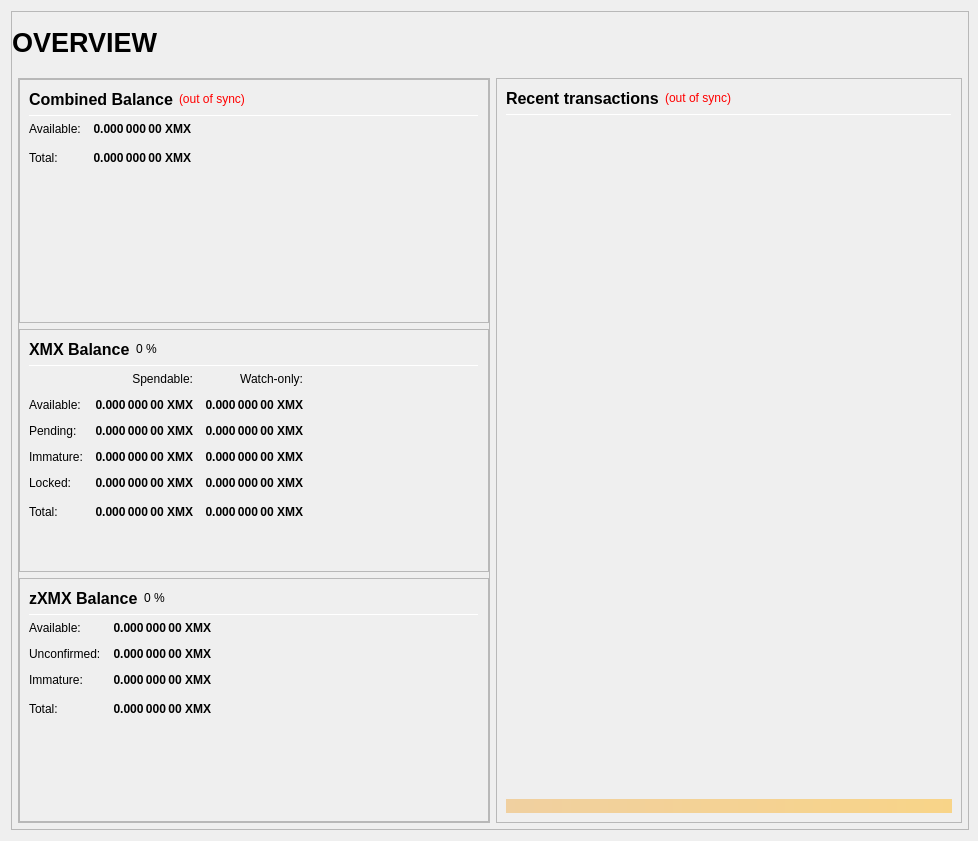
Qt form src/qt/forms/overviewpage.ui (xumacoin/xuma-core) before a commit.
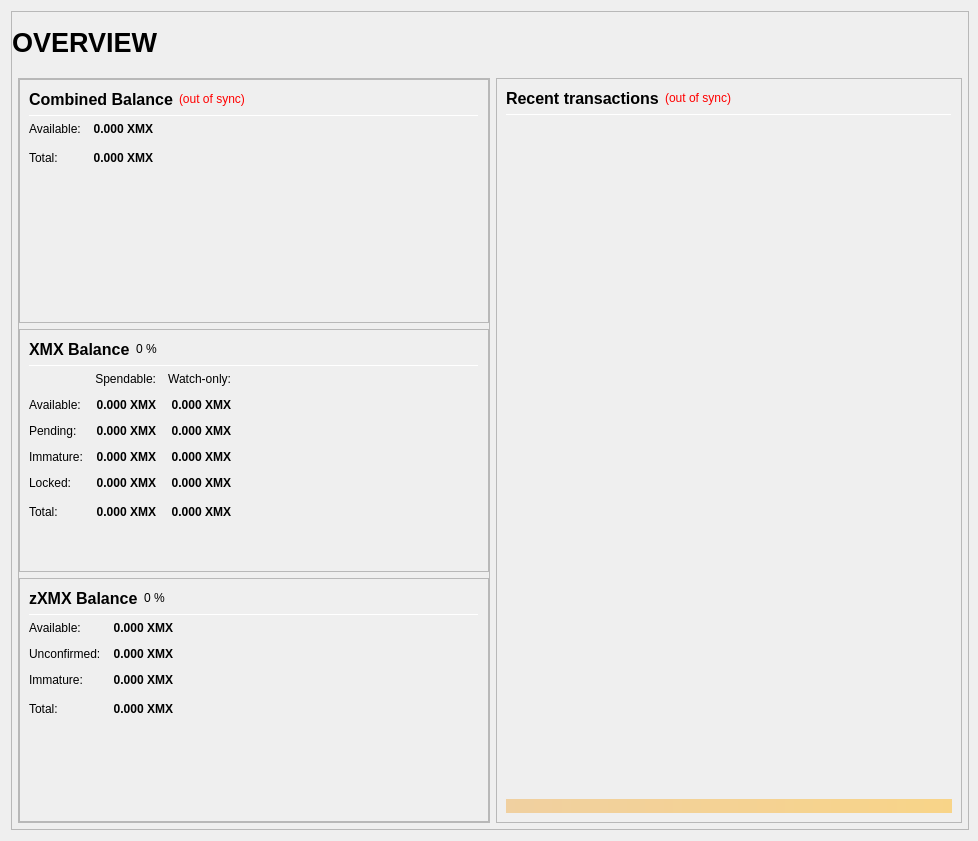
The same form after that commit.

```diff
--- a/src/qt/forms/overviewpage.ui
+++ b/src/qt/forms/overviewpage.ui
@@ -333,7 +333,7 @@
                           <string>Your current spendable balance</string>
                          </property>
                          <property name="text">
-                          <string notr="true">0.000 000 00 XMX</string>
+                          <string notr="true">0.000 XMX</string>
                          </property>
                          <property name="alignment">
                           <set>Qt::AlignRight|Qt::AlignTrailing|Qt::AlignVCenter</set>
@@ -365,7 +365,7 @@
                           <string>Total Balance, including all unavailable coins.</string>
                          </property>
                          <property name="text">
-                          <string notr="true">0.000 000 00 XMX</string>
+                          <string notr="true">0.000 XMX</string>
                          </property>
                          <property name="alignment">
                           <set>Qt::AlignRight|Qt::AlignTrailing|Qt::AlignVCenter</set>
@@ -525,7 +525,7 @@
                           <string>Your current spendable balance</string>
                          </property>
                          <property name="text">
-                          <string notr="true">0.000 000 00 XMX</string>
+                          <string notr="true">0.000 XMX</string>
                          </property>
                          <property name="alignment">
                           <set>Qt::AlignRight|Qt::AlignTrailing|Qt::AlignVCenter</set>
@@ -550,7 +550,7 @@
                           <string>Your current balance in watch-only addresses</string>
                          </property>
                          <property name="text">
-                          <string notr="true">0.000 000 00 XMX</string>
+                          <string notr="true">0.000 XMX</string>
                          </property>
                          <property name="alignment">
                           <set>Qt::AlignRight|Qt::AlignTrailing|Qt::AlignVCenter</set>
@@ -582,7 +582,7 @@
                           <string>Total of transactions that have yet to be confirmed, and do not yet count toward the spendable balance</string>
                          </property>
                          <property name="text">
-                          <string notr="true">0.000 000 00 XMX</string>
+                          <string notr="true">0.000 XMX</string>
                          </property>
                          <property name="alignment">
                           <set>Qt::AlignRight|Qt::AlignTrailing|Qt::AlignVCenter</set>
@@ -607,7 +607,7 @@
                           <string>Unconfirmed transactions to watch-only addresses</string>
                          </property>
                          <property name="text">
-                          <string notr="true">0.000 000 00 XMX</string>
+                          <string notr="true">0.000 XMX</string>
                          </property>
                          <property name="alignment">
                           <set>Qt::AlignRight|Qt::AlignTrailing|Qt::AlignVCenter</set>
@@ -639,7 +639,7 @@
                           <string>Staked or masternode rewards that has not yet matured</string>
                          </property>
                          <property name="text">
-                          <string notr="true">0.000 000 00 XMX</string>
+                          <string notr="true">0.000 XMX</string>
                          </property>
                          <property name="alignment">
                           <set>Qt::AlignRight|Qt::AlignTrailing|Qt::AlignVCenter</set>
@@ -664,7 +664,7 @@
                           <string>Staked or masternode rewards in watch-only addresses that has not yet matured</string>
                          </property>
                          <property name="text">
-                          <string notr="true">0.000 000 00 XMX</string>
+                          <string notr="true">0.000 XMX</string>
                          </property>
                          <property name="alignment">
                           <set>Qt::AlignRight|Qt::AlignTrailing|Qt::AlignVCenter</set>
@@ -699,7 +699,7 @@
                           <string>Locked XMX or Masternode collaterals. These are excluded from zXMX minting.</string>
                          </property>
                          <property name="text">
-                          <string notr="true">0.000 000 00 XMX</string>
+                          <string notr="true">0.000 XMX</string>
                          </property>
                          <property name="alignment">
                           <set>Qt::AlignRight|Qt::AlignTrailing|Qt::AlignVCenter</set>
@@ -724,7 +724,7 @@
                           <string>Current locked balance in watch-only addresses</string>
                          </property>
                          <property name="text">
-                          <string notr="true">0.000 000 00 XMX</string>
+                          <string notr="true">0.000 XMX</string>
                          </property>
                          <property name="alignment">
                           <set>Qt::AlignRight|Qt::AlignTrailing|Qt::AlignVCenter</set>
@@ -759,7 +759,7 @@
                           <string>Your current XUMA balance, unconfirmed and immature transactions included</string>
                          </property>
                          <property name="text">
-                          <string notr="true">0.000 000 00 XMX</string>
+                          <string notr="true">0.000 XMX</string>
                          </property>
                          <property name="alignment">
                           <set>Qt::AlignRight|Qt::AlignTrailing|Qt::AlignVCenter</set>
@@ -784,7 +784,7 @@
                           <string>Current total balance in watch-only addresses</string>
                          </property>
                          <property name="text">
-                          <string notr="true">0.000 000 00 XMX</string>
+                          <string notr="true">0.000 XMX</string>
                          </property>
                          <property name="alignment">
                           <set>Qt::AlignRight|Qt::AlignTrailing|Qt::AlignVCenter</set>
@@ -926,7 +926,7 @@
 These zXMX are spendable.</string>
                          </property>
                          <property name="text">
-                          <string notr="true">0.000 000 00 XMX</string>
+                          <string notr="true">0.000 XMX</string>
                          </property>
                          <property name="alignment">
                           <set>Qt::AlignRight|Qt::AlignTrailing|Qt::AlignVCenter</set>
@@ -957,7 +957,7 @@
 Immature: confirmed, but less than 1 mint of the same denomination after it was minted</string>
                          </property>
                          <property name="text">
-                          <string notr="true">0.000 000 00 XMX</string>
+                          <string notr="true">0.000 XMX</string>
                          </property>
                          <property name="alignment">
                           <set>Qt::AlignRight|Qt::AlignTrailing|Qt::AlignVCenter</set>
@@ -988,7 +988,7 @@
 Immature: confirmed, but less than 1 mint of the same denomination after it was minted</string>
                          </property>
                          <property name="text">
-                          <string notr="true">0.000 000 00 XMX</string>
+                          <string notr="true">0.000 XMX</string>
                          </property>
                          <property name="alignment">
                           <set>Qt::AlignRight|Qt::AlignTrailing|Qt::AlignVCenter</set>
@@ -1020,7 +1020,7 @@
                           <string>Your current zXMX balance, unconfirmed and immature zXMX included.</string>
                          </property>
                          <property name="text">
-                          <string notr="true">0.000 000 00 XMX</string>
+                          <string notr="true">0.000 XMX</string>
                          </property>
                          <property name="alignment">
                           <set>Qt::AlignRight|Qt::AlignTrailing|Qt::AlignVCenter</set>
```
